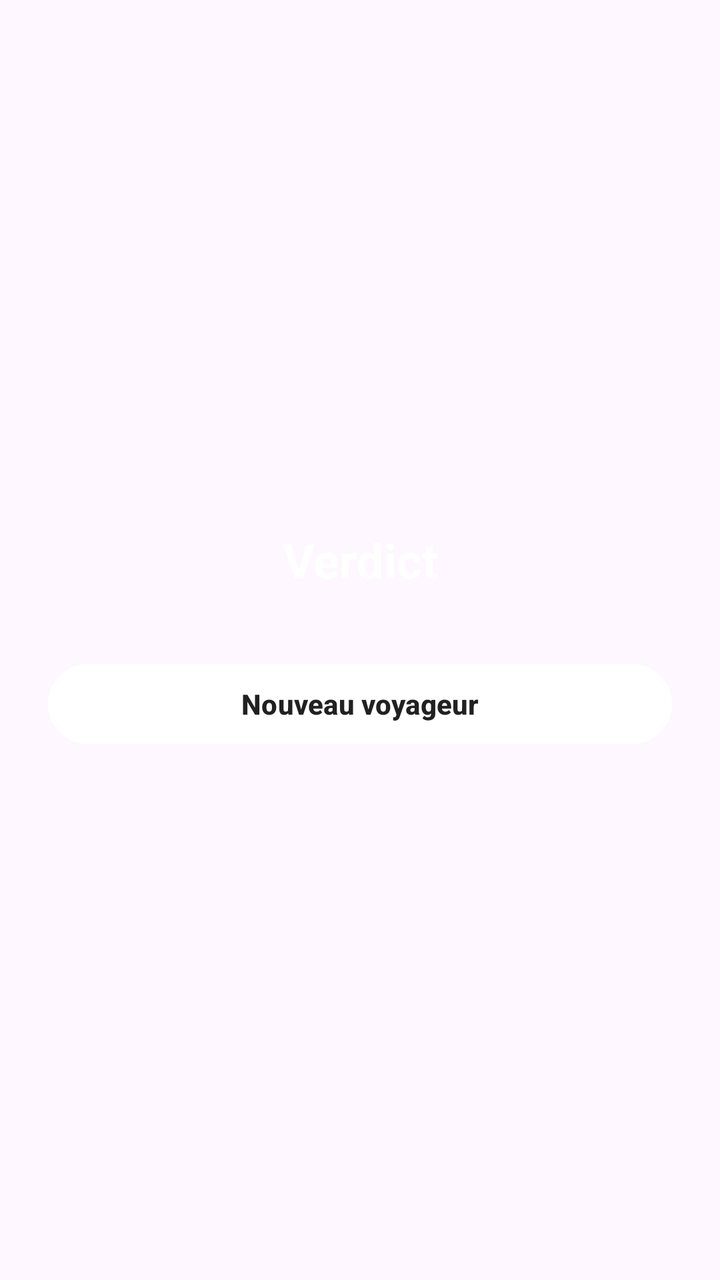
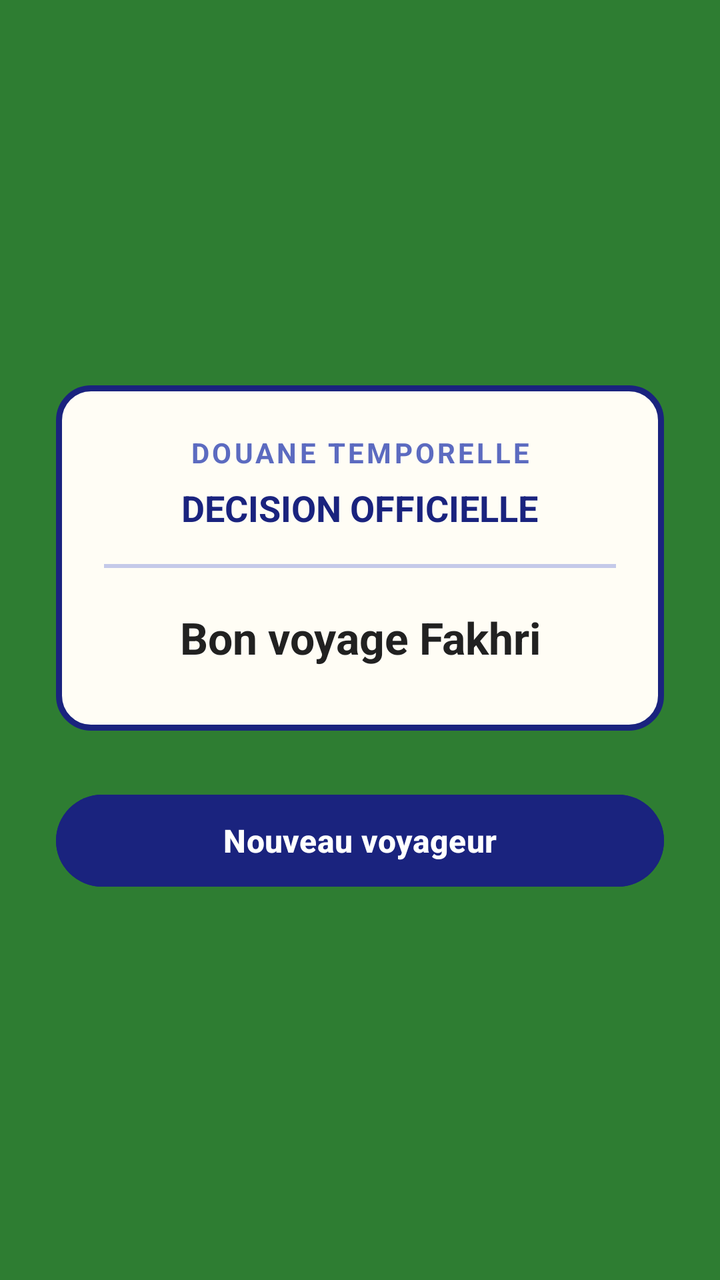

The first picture is an Android layout as it rendered before a commit; the second is the same layout after the commit. The layout source and the unified diff follow.
<!-- AndroidManifest.xml: application theme Theme.DouaneTemporelle -->
<!-- res/layout/activity_result.xml -->
<?xml version="1.0" encoding="utf-8"?>
<LinearLayout xmlns:android="http://schemas.android.com/apk/res/android"
    android:id="@+id/layout_result_fk"
    android:layout_width="match_parent"
    android:layout_height="match_parent"
    android:orientation="vertical"
    android:padding="24dp"
    android:gravity="center">

    
    <TextView
        android:id="@+id/tv_verdict_message_fk"
        android:layout_width="match_parent"
        android:layout_height="wrap_content"
        android:text="Verdict"
        android:textSize="24sp"
        android:textStyle="bold"
        android:textColor="#FFFFFF"
        android:gravity="center"
        android:layout_marginBottom="32dp" />

    
    <Button
        android:id="@+id/btn_nouveau_voyageur_fk"
        android:layout_width="match_parent"
        android:layout_height="wrap_content"
        android:text="Nouveau voyageur"
        android:backgroundTint="#FFFFFF"
        android:textColor="#212121"
        android:textStyle="bold" />

</LinearLayout>
<!-- resources referenced by this layout -->
<resources>
  <style name="Theme.DouaneTemporelle" parent="Base.Theme.DouaneTemporelle" />
  <style name="Base.Theme.DouaneTemporelle" parent="Theme.Material3.DayNight.NoActionBar">
          
          
      </style>
</resources>

<!-- the commit's change to res/layout/activity_result.xml (unified diff, before → after) -->
@@ -4,29 +4,77 @@
     android:layout_width="match_parent"
     android:layout_height="match_parent"
     android:orientation="vertical"
-    android:padding="24dp"
-    android:gravity="center">
+    android:padding="28dp"
+    android:gravity="center"
+    android:background="#2E7D32">
 
     
-    <TextView
-        android:id="@+id/tv_verdict_message_fk"
+    <LinearLayout
+        android:id="@+id/layout_carte_verdict_fk"
         android:layout_width="match_parent"
         android:layout_height="wrap_content"
-        android:text="Verdict"
-        android:textSize="24sp"
-        android:textStyle="bold"
-        android:textColor="#FFFFFF"
+        android:orientation="vertical"
+        android:background="@drawable/bg_passeport"
+        android:padding="24dp"
         android:gravity="center"
-        android:layout_marginBottom="32dp" />
+        android:layout_marginBottom="28dp">
+
+        
+        <TextView
+            android:id="@+id/tv_titre_verdict_fk"
+            android:layout_width="match_parent"
+            android:layout_height="wrap_content"
+            android:text="DOUANE TEMPORELLE"
+            android:textSize="14sp"
+            android:textStyle="bold"
+            android:letterSpacing="0.1"
+            android:textColor="#5C6BC0"
+            android:gravity="center"
+            android:layout_marginBottom="6dp" />
+
+        
+        <TextView
+            android:id="@+id/tv_statut_verdict_fk"
+            android:layout_width="wrap_content"
+            android:layout_height="wrap_content"
+            android:text="DECISION OFFICIELLE"
+            android:textSize="18sp"
+            android:textStyle="bold"
+            android:textColor="#1A237E"
+            android:gravity="center"
+            android:layout_marginBottom="16dp" />
+
+        
+        <View
+            android:id="@+id/view_separateur_verdict_fk"
+            android:layout_width="match_parent"
+            android:layout_height="2dp"
+            android:background="#C5CAE9"
+            android:layout_marginBottom="20dp" />
+
+        
+        <TextView
+            android:id="@+id/tv_verdict_message_fk"
+            android:layout_width="match_parent"
+            android:layout_height="wrap_content"
+            android:text="Bon voyage Fakhri"
+            android:textSize="22sp"
+            android:textStyle="bold"
+            android:textColor="#212121"
+            android:gravity="center"
+            android:layout_marginBottom="8dp" />
+
+    </LinearLayout>
 
     
     <Button
         android:id="@+id/btn_nouveau_voyageur_fk"
         android:layout_width="match_parent"
-        android:layout_height="wrap_content"
+        android:layout_height="54dp"
         android:text="Nouveau voyageur"
-        android:backgroundTint="#FFFFFF"
-        android:textColor="#212121"
+        android:backgroundTint="#1A237E"
+        android:textColor="#FFFFFF"
+        android:textSize="16sp"
         android:textStyle="bold" />
 
 </LinearLayout>
<!-- resource entries referenced after the edit -->
@@ -1,5 +1,15 @@
 <!-- resources referenced by this layout -->
 <resources>
+  <!-- drawable bg_passeport (drawable) -->
+  <?xml version="1.0" encoding="utf-8"?>
+  <shape xmlns:android="http://schemas.android.com/apk/res/android"
+      android:shape="rectangle">
+      <solid android:color="#FFFDF5" />
+      <stroke
+          android:width="3dp"
+          android:color="#1A237E" />
+      <corners android:radius="16dp" />
+  </shape>
   <style name="Theme.DouaneTemporelle" parent="Base.Theme.DouaneTemporelle" />
   <style name="Base.Theme.DouaneTemporelle" parent="Theme.Material3.DayNight.NoActionBar">
           
